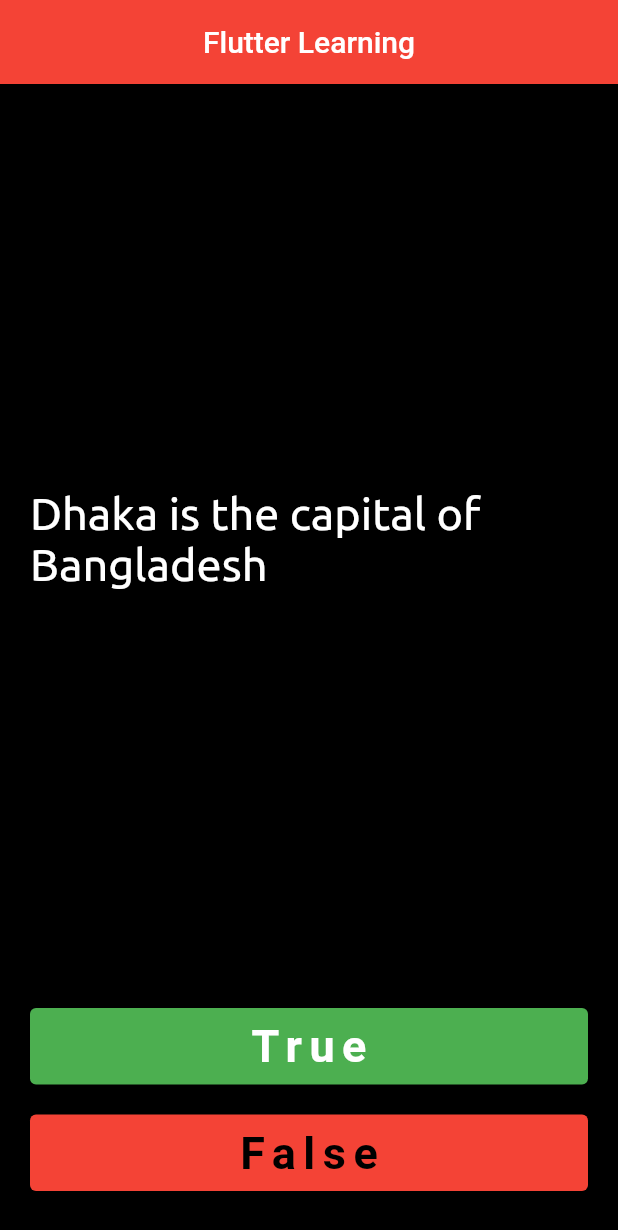
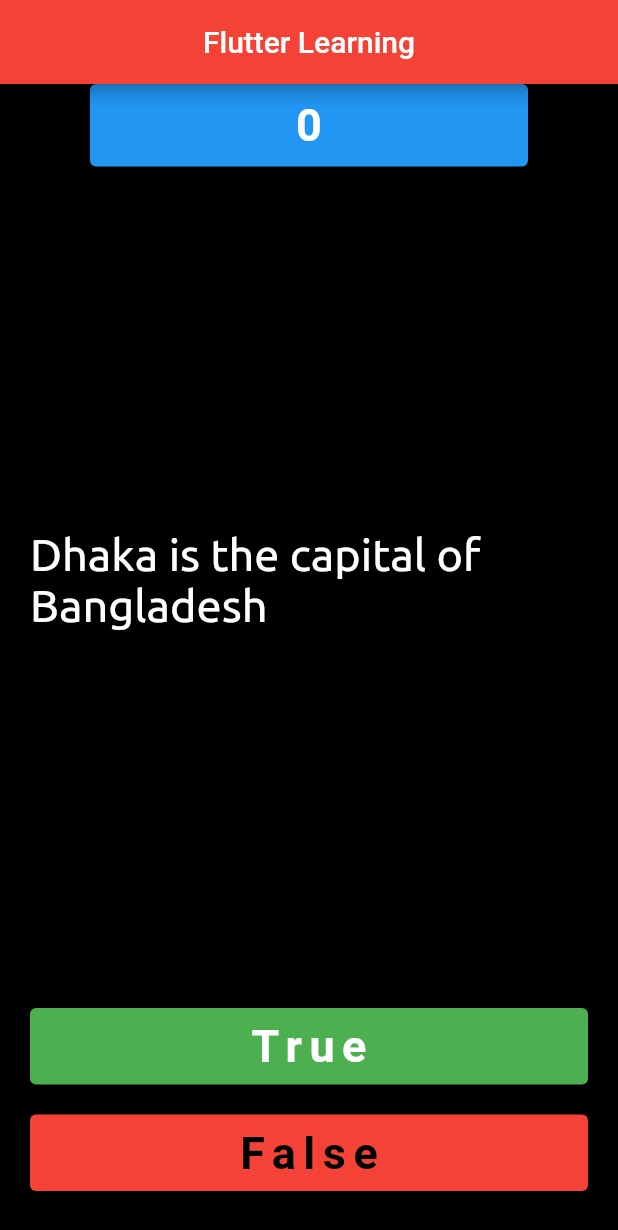
Before and after one commit to YaminArafat/Flutter-Learning-2, a Flutter app: the screen it shows after launch, on a phone screen of 412 x 824 dp. Shown: the top 1230 px of the screen. Run offline on Flutter 3.47's test engine with Material 2 defaults, Android fonts, the phone set to English and light mode, and no system bars; our stand-ins replace audioplayers; Roboto replaces fonts that are missing (Oswald).

Commit message:
Q&A+Score/

```diff
--- a/lib/quizzlar.dart
+++ b/lib/quizzlar.dart
@@ -1,5 +1,6 @@
 import 'dart:math';
 
+import 'package:flutter/cupertino.dart';
 import 'package:flutter/material.dart';
 
 class Quizzlar extends StatefulWidget {
@@ -22,12 +23,35 @@ class _Quizzlar extends State<Quizzlar> {
     'Staurday comes after Sunday': false,
   };
   int quesNo = Random().nextInt(4);
+  int score = 0;
   @override
   Widget build(BuildContext context) {
     return SafeArea(
       child: Column(
         crossAxisAlignment: CrossAxisAlignment.stretch,
         children: [
+          Card(
+            margin: EdgeInsets.symmetric(
+              horizontal: 60,
+            ),
+            color: Colors.blue,
+            child: Padding(
+              padding: const EdgeInsets.only(
+                top: 10,
+                bottom: 10,
+              ),
+              child: Center(
+                child: Text(
+                  score.toString(),
+                  style: TextStyle(
+                    color: Colors.white,
+                    fontWeight: FontWeight.bold,
+                    fontSize: 30,
+                  ),
+                ),
+              ),
+            ),
+          ),
           Expanded(
             child: Padding(
               padding: const EdgeInsets.symmetric(
@@ -71,6 +95,7 @@ class _Quizzlar extends State<Quizzlar> {
                       Icons.check,
                       color: Colors.green,
                     ));
+                    score++;
                   }
                   if (quesAns[questions[quesNo]] == false) {
                     scoreKeeper.add(Icon(
@@ -117,6 +142,7 @@ class _Quizzlar extends State<Quizzlar> {
                       Icons.check,
                       color: Colors.green,
                     ));
+                    score++;
                   }
                   quesNo = Random().nextInt(4);
                 });
@@ -125,8 +151,11 @@ class _Quizzlar extends State<Quizzlar> {
           ),
           Padding(
             padding: const EdgeInsets.all(10.0),
-            child: Row(
-              children: scoreKeeper,
+            child: SingleChildScrollView(
+              scrollDirection: Axis.horizontal,
+              child: Row(
+                children: scoreKeeper,
+              ),
             ),
           )
         ],
```
